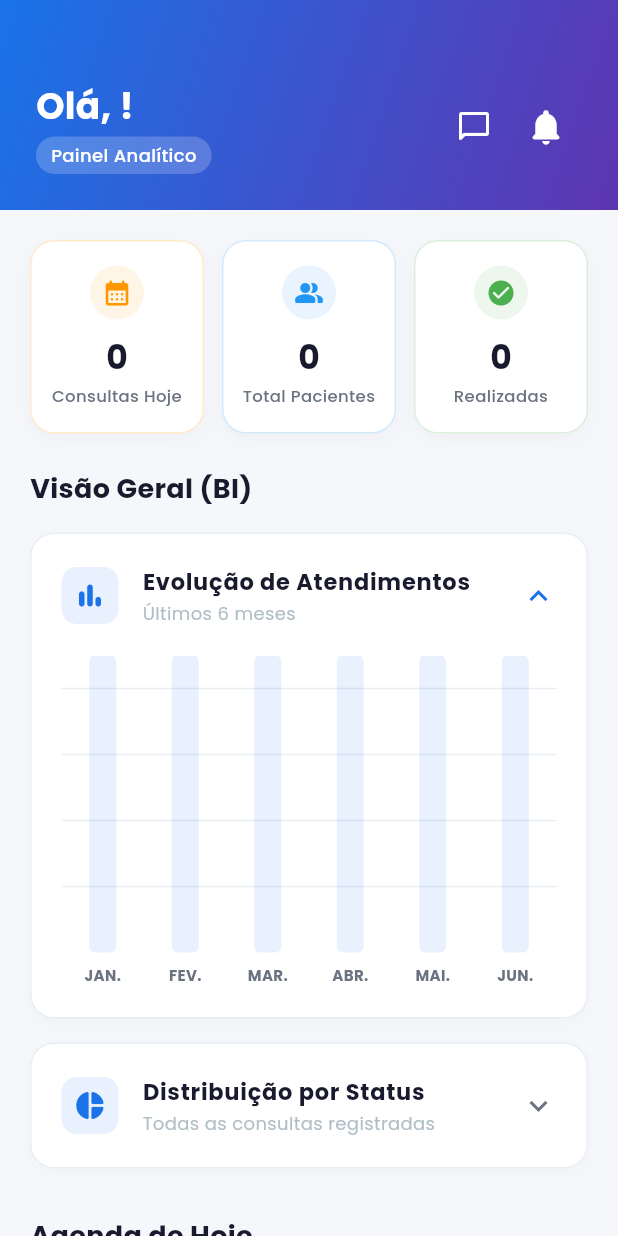
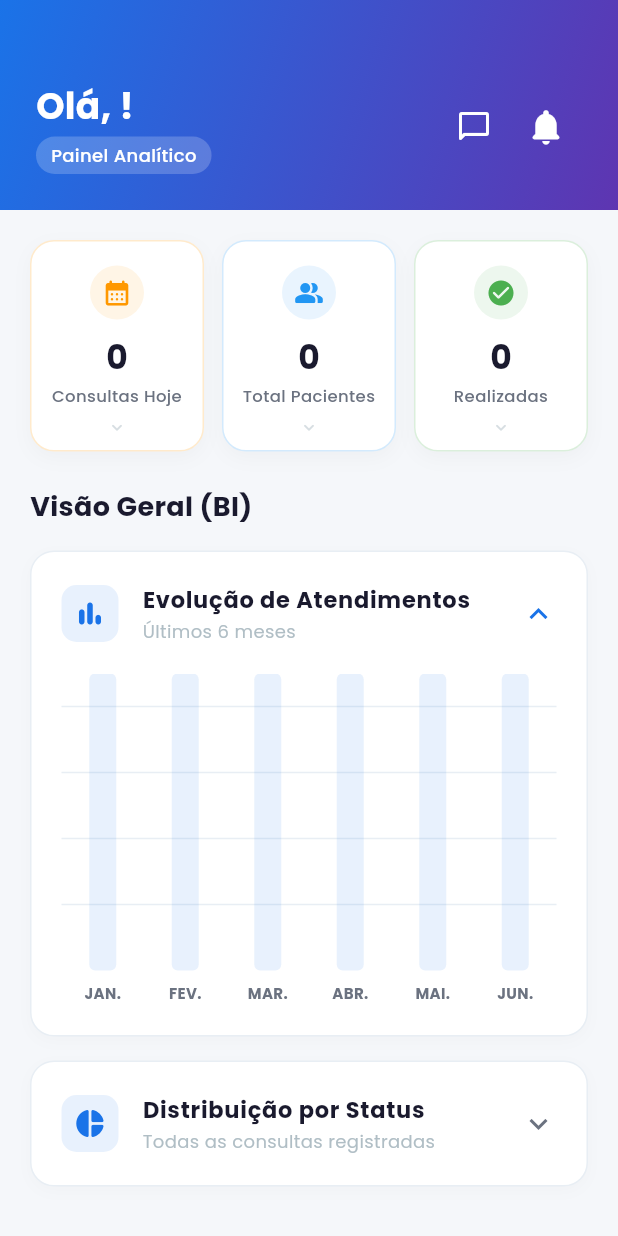
Before and after one commit to ReivissonLuiz/-Fisio-Saude, a Flutter app: the ProfissionalHomeTab screen opened directly with empty values, on a phone screen of 412 x 824 dp. Run offline on Flutter 3.47's test engine with Material 3 defaults, Android fonts, the phone set to English and light mode, and no system bars; drawn by our look-alikes of fl_chart; our stand-ins replace google_fonts, image_picker, mask_text_input_formatter, supabase_flutter; missing offline and left inert: dart:html, encrypt; accounts and stored records are empty.

Commit message:
feat(bi): adiciona detalhes expansiveis e icone de seta aos cartoes de resumo superior

```diff
--- a/flutter_app/lib/screens/profissional/profissional_home_tab.dart
+++ b/flutter_app/lib/screens/profissional/profissional_home_tab.dart
@@ -423,11 +423,13 @@ class _ProfissionalHomeTabState extends State<ProfissionalHomeTab> {
                   children: [
                     // Resumo Topo
                     Row(
+                      crossAxisAlignment: CrossAxisAlignment.start,
                       children: [
                         Expanded(
                           child: _SummaryCard(
                             title: 'Consultas Hoje',
                             value: _isLoading ? '-' : _consultasHoje.length.toString(),
+                            details: 'Sessões agendadas para o dia atual.',
                             icon: Icons.calendar_month_rounded,
                             color: Colors.orange,
                           ),
@@ -437,6 +439,7 @@ class _ProfissionalHomeTabState extends State<ProfissionalHomeTab> {
                           child: _SummaryCard(
                             title: 'Total Pacientes',
                             value: _isLoading ? '-' : _totalPacientes.toString(),
+                            details: 'Pacientes atualmente vinculados a você.',
                             icon: Icons.people_alt_rounded,
                             color: Colors.blue,
                           ),
@@ -446,6 +449,7 @@ class _ProfissionalHomeTabState extends State<ProfissionalHomeTab> {
                           child: _SummaryCard(
                             title: 'Realizadas',
                             value: _isLoading ? '-' : _realizadas.toString(),
+                            details: 'Histórico total de atendimentos concluídos.',
                             icon: Icons.check_circle_rounded,
                             color: Colors.green,
                           ),
@@ -523,25 +527,41 @@ class _ProfissionalHomeTabState extends State<ProfissionalHomeTab> {
   }
 }
 
-class _SummaryCard extends StatelessWidget {
+class _SummaryCard extends StatefulWidget {
   final String title;
   final String value;
+  final String details;
   final IconData icon;
   final Color color;
 
   const _SummaryCard({
     required this.title,
     required this.value,
+    required this.details,
     required this.icon,
     required this.color,
   });
 
   @override
+  State<_SummaryCard> createState() => _SummaryCardState();
+}
+
+class _SummaryCardState extends State<_SummaryCard> {
+  bool _isExpanded = false;
+
+  @override
   Widget build(BuildContext context) {
-    return Container(
-      padding: const EdgeInsets.symmetric(vertical: 16, horizontal: 8),
+    return GestureDetector(
+      onTap: () {
+        setState(() {
+          _isExpanded = !_isExpanded;
+        });
+      },
+      child: AnimatedContainer(
+        duration: const Duration(milliseconds: 250),
+        padding: const EdgeInsets.fromLTRB(8, 16, 8, 8),
         decoration: BoxDecoration(
-        color: Colors.white,
+          color: _isExpanded ? widget.color.withValues(alpha: 0.03) : Colors.white,
           borderRadius: BorderRadius.circular(16),
           boxShadow: [
             BoxShadow(
@@ -549,32 +569,62 @@ class _SummaryCard extends StatelessWidget {
                 blurRadius: 10,
                 offset: const Offset(0, 4)),
           ],
-        border: Border.all(color: color.withValues(alpha: 0.2)),
+          border: Border.all(color: widget.color.withValues(alpha: _isExpanded ? 0.5 : 0.2)),
         ),
         child: Column(
           children: [
             Container(
               padding: const EdgeInsets.all(8),
               decoration: BoxDecoration(
-              color: color.withValues(alpha: 0.1),
+                color: widget.color.withValues(alpha: 0.1),
                 shape: BoxShape.circle,
               ),
-            child: Icon(icon, color: color, size: 20),
+              child: Icon(widget.icon, color: widget.color, size: 20),
             ),
             const SizedBox(height: 10),
-          Text(value,
+            Text(widget.value,
                 style: const TextStyle(
                     fontSize: 22,
                     fontWeight: FontWeight.bold,
                     color: AppTheme.textPrimary)),
             const SizedBox(height: 2),
-          Text(title,
+            Text(widget.title,
                 textAlign: TextAlign.center,
                 style: const TextStyle(
                     fontSize: 11,
                     fontWeight: FontWeight.w500,
                     color: AppTheme.textSecondary)),
+
+            AnimatedSize(
+              duration: const Duration(milliseconds: 250),
+              curve: Curves.easeInOut,
+              child: _isExpanded
+                  ? Column(
+                      children: [
+                        const SizedBox(height: 10),
+                        Divider(height: 1, color: widget.color.withValues(alpha: 0.2)),
+                        const SizedBox(height: 8),
+                        Text(
+                          widget.details,
+                          textAlign: TextAlign.center,
+                          style: TextStyle(
+                            fontSize: 10,
+                            color: AppTheme.textSecondary.withValues(alpha: 0.9),
+                          ),
+                        ),
                       ],
+                    )
+                  : const SizedBox.shrink(),
+            ),
+
+            const SizedBox(height: 6),
+            Icon(
+              _isExpanded ? Icons.keyboard_arrow_up_rounded : Icons.keyboard_arrow_down_rounded,
+              size: 14,
+              color: AppTheme.textHint.withValues(alpha: 0.5),
+            ),
+          ],
+        ),
       ),
     );
   }
```
Lines whose indentation alone changed are shown as unchanged.
